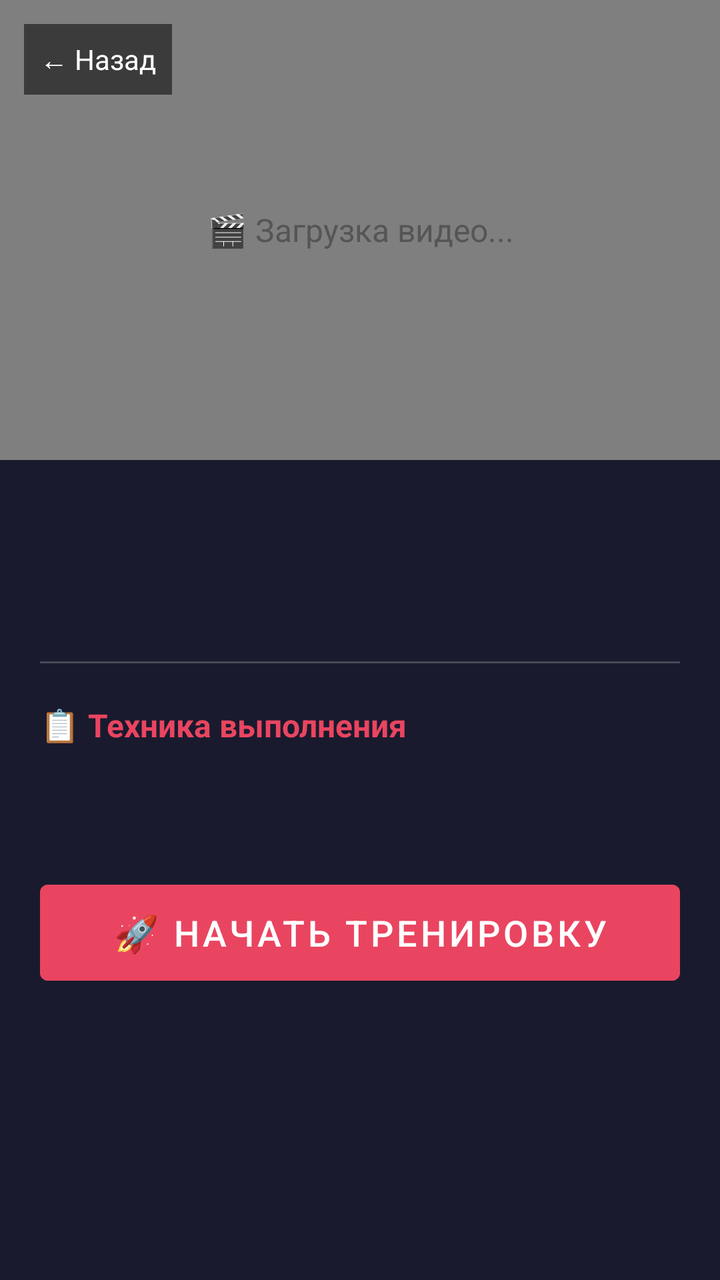
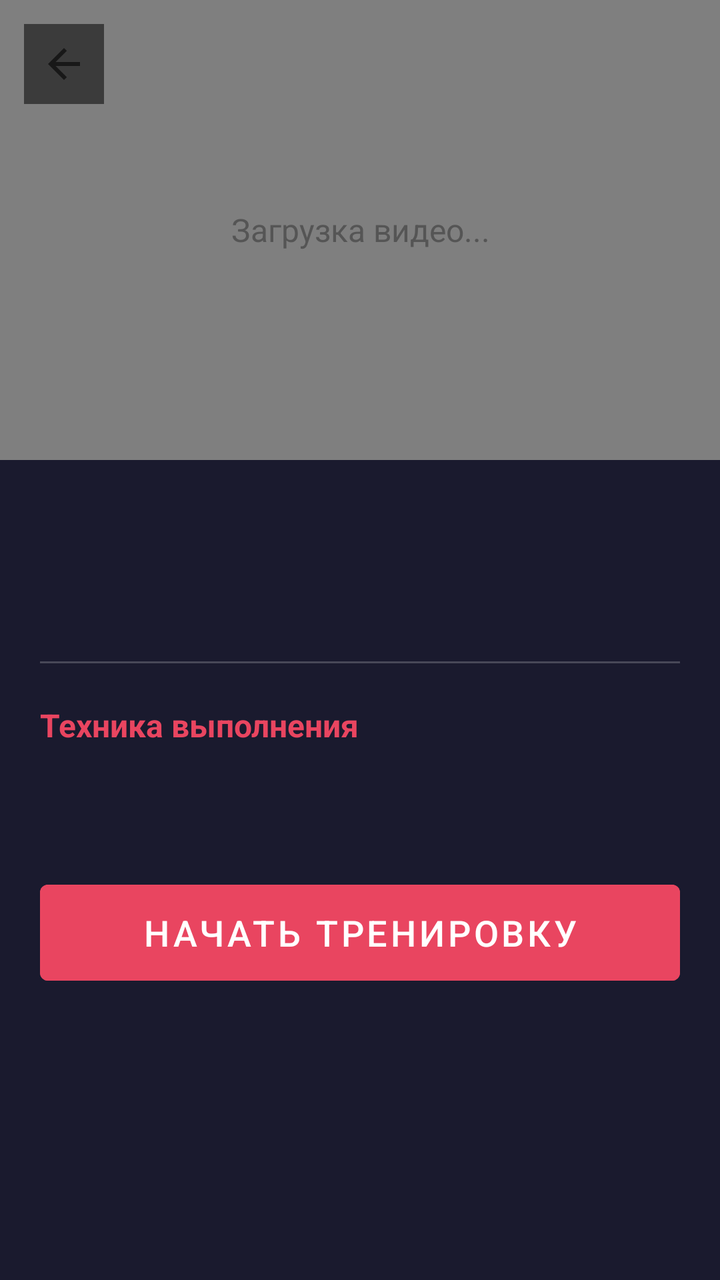

Screens rendered from an Android XML layout before and after an edit, with the pre-edit source and the edit as a unified diff.
<!-- AndroidManifest.xml: activity theme Theme.Personaltrainer.NoActionBar -->
<!-- res/layout/activity_exercise_detail.xml -->
<?xml version="1.0" encoding="utf-8"?>
<androidx.core.widget.NestedScrollView xmlns:android="http://schemas.android.com/apk/res/android"
    xmlns:app="http://schemas.android.com/apk/res-auto"
    android:id="@+id/scrollViewDetail"
    android:layout_width="match_parent"
    android:layout_height="match_parent"
    android:background="@color/background_dark"
    android:fillViewport="true">

    <LinearLayout
        android:layout_width="match_parent"
        android:layout_height="wrap_content"
        android:orientation="vertical">

        <FrameLayout
            android:layout_width="match_parent"
            android:layout_height="230dp"
            android:background="@color/black">

            <VideoView
                android:id="@+id/videoView"
                android:layout_width="match_parent"
                android:layout_height="match_parent"
                android:layout_gravity="center" />

            <TextView
                android:layout_width="match_parent"
                android:layout_height="match_parent"
                android:gravity="center"
                android:text="@string/detail_loading"
                android:textColor="@color/loading_text"
                android:textSize="16sp" />

            <TextView
                android:id="@+id/btnDetailBack"
                android:layout_width="wrap_content"
                android:layout_height="wrap_content"
                android:layout_gravity="top|start"
                android:layout_margin="12dp"
                android:background="@color/overlay_black"
                android:padding="8dp"
                android:text="@string/btn_back"
                android:textColor="@color/white"
                android:textSize="14sp" />

        </FrameLayout>

        <LinearLayout
            android:layout_width="match_parent"
            android:layout_height="wrap_content"
            android:orientation="vertical"
            android:padding="20dp">

            <TextView
                android:id="@+id/tvDetailTitle"
                android:layout_width="wrap_content"
                android:layout_height="wrap_content"
                android:layout_marginBottom="8dp"
                android:textColor="@color/white"
                android:textSize="26sp"
                android:textStyle="bold" />

            <TextView
                android:id="@+id/tvDetailMeta"
                android:layout_width="wrap_content"
                android:layout_height="wrap_content"
                android:layout_marginBottom="20dp"
                android:textColor="@color/primary"
                android:textSize="13sp" />

            <View
                android:layout_width="match_parent"
                android:layout_height="1dp"
                android:layout_marginBottom="20dp"
                android:background="@color/divider_light" />

            <TextView
                android:layout_width="wrap_content"
                android:layout_height="wrap_content"
                android:layout_marginBottom="12dp"
                android:text="@string/detail_technique"
                android:textColor="@color/primary"
                android:textSize="16sp"
                android:textStyle="bold" />

            <TextView
                android:id="@+id/tvDetailDescription"
                android:layout_width="match_parent"
                android:layout_height="wrap_content"
                android:layout_marginBottom="32dp"
                android:lineSpacingMultiplier="1.6"
                android:textColor="@color/detail_description"
                android:textSize="14sp" />

            <Button
                android:id="@+id/btnStartExercise"
                android:layout_width="match_parent"
                android:layout_height="60dp"
                android:layout_marginBottom="16dp"
                android:backgroundTint="@color/primary"
                android:text="@string/start_workout"
                android:textColor="@color/white"
                android:textSize="18sp" />

        </LinearLayout>

    </LinearLayout>

</androidx.core.widget.NestedScrollView>
<!-- resources referenced by this layout -->
<resources>
  <color name="background_dark">#1A1A2E</color>
  <color name="black">#FF000000</color>
  <color name="detail_description">#DDDDDD</color>
  <color name="divider_light">#33FFFFFF</color>
  <color name="loading_text">#555555</color>
  <color name="overlay_black">#88000000</color>
  <color name="primary">#E94560</color>
  <color name="white">#FFFFFFFF</color>
  <string name="btn_back">← Назад</string>
  <string name="detail_loading">🎬 Загрузка видео...</string>
  <string name="detail_technique">📋 Техника выполнения</string>
  <string name="start_workout">🚀 Начать тренировку</string>
  <style name="Theme.Personaltrainer.NoActionBar">
          <item name="android:windowFullscreen">true</item>
      </style>
</resources>

<!-- the commit's change to res/layout/activity_exercise_detail.xml (unified diff, before → after) -->
@@ -31,17 +31,18 @@
                 android:textColor="@color/loading_text"
                 android:textSize="16sp" />
 
-            <TextView
+            <ImageView
                 android:id="@+id/btnDetailBack"
                 android:layout_width="wrap_content"
                 android:layout_height="wrap_content"
                 android:layout_gravity="top|start"
                 android:layout_margin="12dp"
+                android:padding="8dp"
+                android:src="@drawable/arrow_back"
                 android:background="@color/overlay_black"
-                android:padding="8dp"
-                android:text="@string/btn_back"
-                android:textColor="@color/white"
-                android:textSize="14sp" />
+                android:clickable="true"
+                android:focusable="true"
+                android:contentDescription="@string/btn_back" />
 
         </FrameLayout>
 
<!-- resource entries referenced after the edit -->
@@ -8,10 +8,22 @@
   <color name="overlay_black">#88000000</color>
   <color name="primary">#E94560</color>
   <color name="white">#FFFFFFFF</color>
+  <!-- drawable arrow_back (drawable) -->
+  <vector xmlns:android="http://schemas.android.com/apk/res/android"
+      android:width="24dp"
+      android:height="24dp"
+      android:viewportWidth="960"
+      android:viewportHeight="960"
+      android:tint="?attr/colorControlNormal"
+      android:autoMirrored="true">
+    <path
+        android:fillColor="@android:color/white"
+        android:pathData="M313,520L537,744L480,800L160,480L480,160L537,216L313,440L800,440L800,520L313,520Z"/>
+  </vector>
   <string name="btn_back">← Назад</string>
-  <string name="detail_loading">🎬 Загрузка видео...</string>
-  <string name="detail_technique">📋 Техника выполнения</string>
-  <string name="start_workout">🚀 Начать тренировку</string>
+  <string name="detail_loading">Загрузка видео...</string>
+  <string name="detail_technique">Техника выполнения</string>
+  <string name="start_workout">Начать тренировку</string>
   <style name="Theme.Personaltrainer.NoActionBar">
           <item name="android:windowFullscreen">true</item>
       </style>
